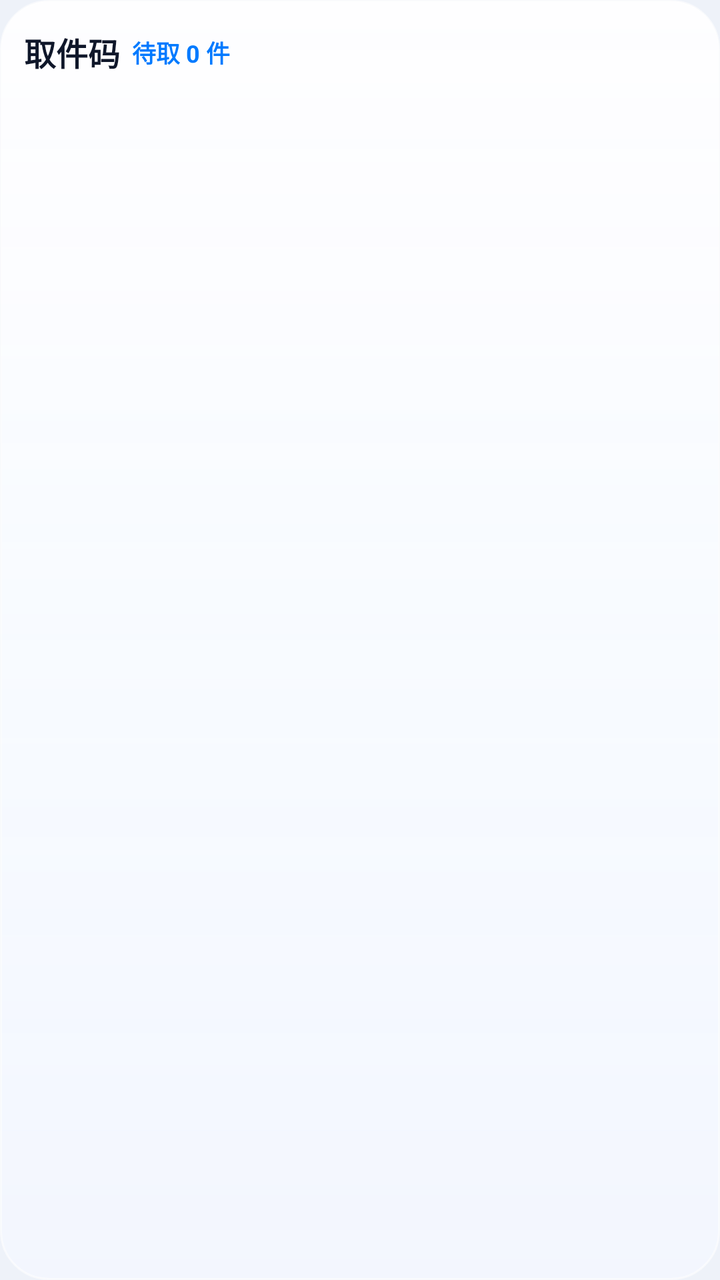
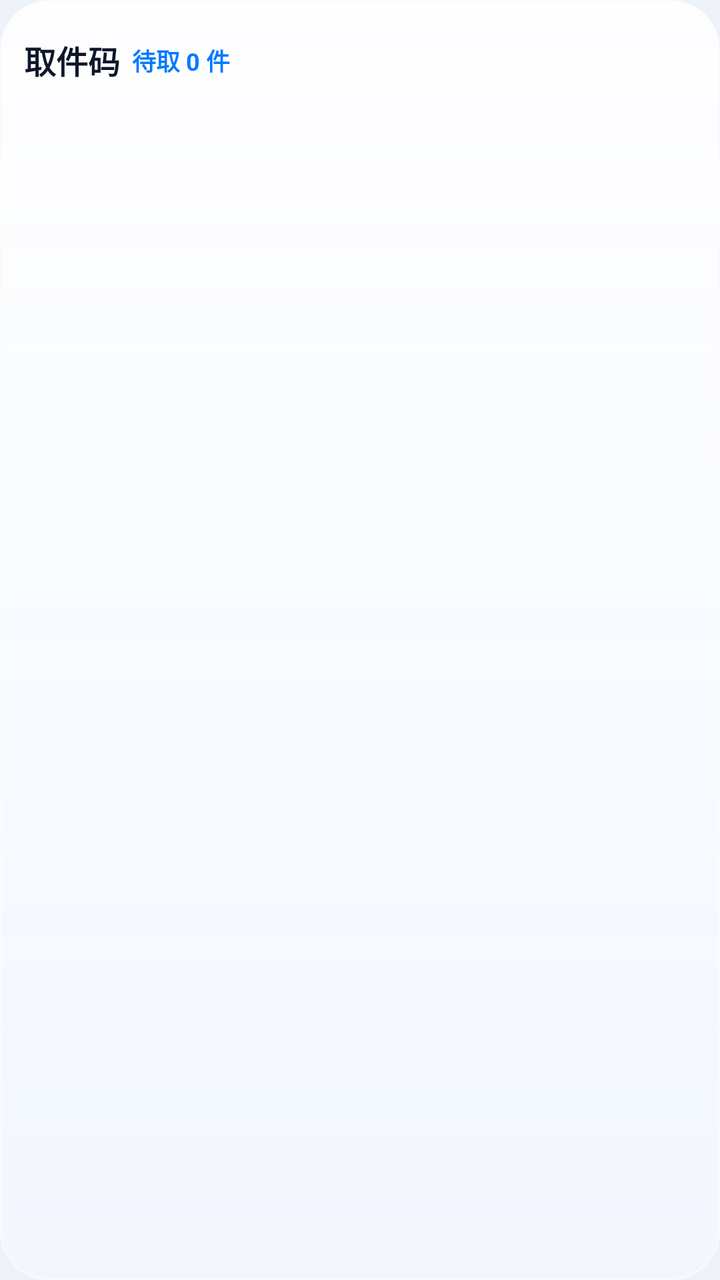

The first picture is an Android layout as it rendered before a commit; the second is the same layout after the commit. The layout source and the unified diff follow.
<!-- AndroidManifest.xml: application theme Theme.PickupCode -->
<!-- res/layout/widget_pickup_code.xml -->
<?xml version="1.0" encoding="utf-8"?>
<LinearLayout xmlns:android="http://schemas.android.com/apk/res/android"
    android:id="@+id/widget_root"
    android:layout_width="match_parent"
    android:layout_height="match_parent"
    android:background="@drawable/widget_glass_bg"
    android:orientation="vertical"
    android:padding="12dp">

    
    <LinearLayout
        android:layout_width="match_parent"
        android:layout_height="wrap_content"
        android:gravity="center_vertical"
        android:orientation="horizontal"
        android:paddingBottom="8dp">

        <LinearLayout
            android:id="@+id/widget_header_title_area"
            android:layout_width="0dp"
            android:layout_height="wrap_content"
            android:layout_weight="1"
            android:gravity="center_vertical"
            android:orientation="horizontal">

            <TextView
                android:id="@+id/widget_title"
                android:layout_width="wrap_content"
                android:layout_height="wrap_content"
                android:includeFontPadding="false"
                android:maxLines="1"
                android:text="取件码"
                android:textColor="@color/widget_text_primary"
                android:textSize="16dp"
                android:textStyle="bold" />

            <TextView
                android:id="@+id/widget_pending_count"
                android:layout_width="wrap_content"
                android:layout_height="wrap_content"
                android:layout_marginStart="6dp"
                android:ellipsize="end"
                android:includeFontPadding="false"
                android:maxLines="1"
                android:text="待取 0 件"
                android:textColor="@color/widget_accent_blue"
                android:textSize="12dp"
                android:textStyle="bold" />
        </LinearLayout>

        <ImageView
            android:id="@+id/widget_btn_taobao"
            android:layout_width="28dp"
            android:layout_height="28dp"
            android:contentDescription="淘宝身份码"
            android:scaleType="fitCenter" />

        <ImageView
            android:id="@+id/widget_btn_cainiao"
            android:layout_width="28dp"
            android:layout_height="28dp"
            android:layout_marginStart="8dp"
            android:contentDescription="菜鸟身份码"
            android:scaleType="fitCenter" />

        <ImageView
            android:id="@+id/widget_btn_pdd"
            android:layout_width="28dp"
            android:layout_height="28dp"
            android:layout_marginStart="8dp"
            android:contentDescription="拼多多取件码"
            android:scaleType="fitCenter" />
    </LinearLayout>

    
    <FrameLayout
        android:layout_width="match_parent"
        android:layout_height="0dp"
        android:layout_weight="1">

        <ListView
            android:id="@+id/widget_list_view"
            android:layout_width="match_parent"
            android:layout_height="match_parent"
            android:divider="@android:color/transparent"
            android:dividerHeight="6dp"
            android:scrollbars="none" />

        <TextView
            android:id="@+id/widget_empty_view"
            android:layout_width="match_parent"
            android:layout_height="match_parent"
            android:gravity="center"
            android:text="暂无待取快递"
            android:textColor="@color/widget_text_secondary"
            android:textSize="13dp"
            android:visibility="gone" />
    </FrameLayout>

</LinearLayout>
<!-- resources referenced by this layout -->
<resources>
  <color name="widget_accent_blue">#FF007AFF</color>
  <color name="widget_text_primary">#FF0F172A</color>
  <color name="widget_text_secondary">#FF64748B</color>
  <!-- drawable widget_glass_bg (drawable) -->
  <?xml version="1.0" encoding="utf-8"?>
  <shape xmlns:android="http://schemas.android.com/apk/res/android"
      android:shape="rectangle">
      <corners android:radius="24dp" />
      <gradient
          android:angle="270"
          android:startColor="@color/widget_glass_bg_start"
          android:endColor="@color/widget_glass_bg_end" />
      <stroke
          android:width="1dp"
          android:color="@color/widget_glass_border" />
  </shape>
  <style name="Theme.PickupCode" parent="android:Theme.Material.Light.NoActionBar">
          <item name="android:windowBackground">@color/app_window_bg</item>
          <item name="android:statusBarColor">@android:color/transparent</item>
          <item name="android:navigationBarColor">@android:color/transparent</item>
          <item name="android:forceDarkAllowed">false</item>
      </style>
  <color name="widget_glass_bg_start">#E6FFFFFF</color>
  <color name="widget_glass_bg_end">#D9F3F7FF</color>
  <color name="widget_glass_border">#99FFFFFF</color>
  <color name="app_window_bg">#FFEEF2F9</color>
</resources>

<!-- the commit's change to res/layout/widget_pickup_code.xml (unified diff, before → after) -->
@@ -1,6 +1,6 @@
 <?xml version="1.0" encoding="utf-8"?>
 <LinearLayout xmlns:android="http://schemas.android.com/apk/res/android"
-    android:id="@+id/widget_root"
+    android:id="@android:id/background"
     android:layout_width="match_parent"
     android:layout_height="match_parent"
     android:background="@drawable/widget_glass_bg"
@@ -10,10 +10,10 @@
     
     <LinearLayout
         android:layout_width="match_parent"
-        android:layout_height="wrap_content"
+        android:layout_height="36dp"
+        android:layout_marginBottom="8dp"
         android:gravity="center_vertical"
-        android:orientation="horizontal"
-        android:paddingBottom="8dp">
+        android:orientation="horizontal">
 
         <LinearLayout
             android:id="@+id/widget_header_title_area"
